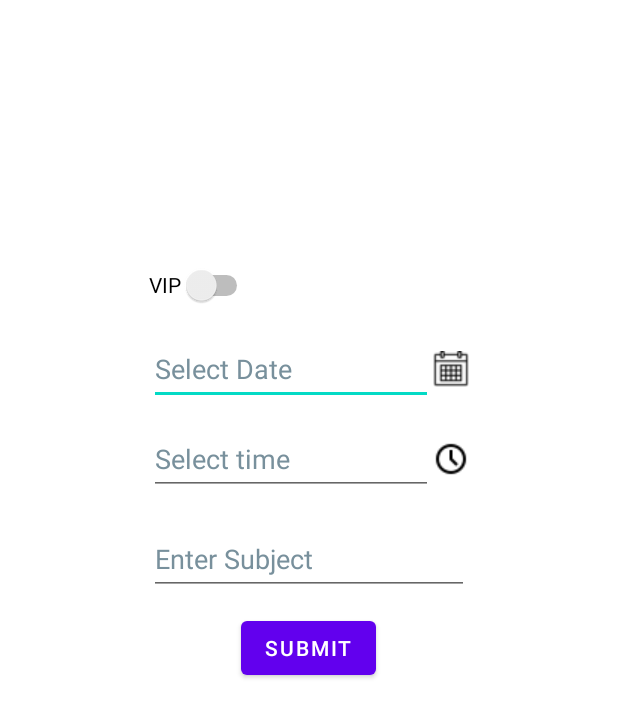
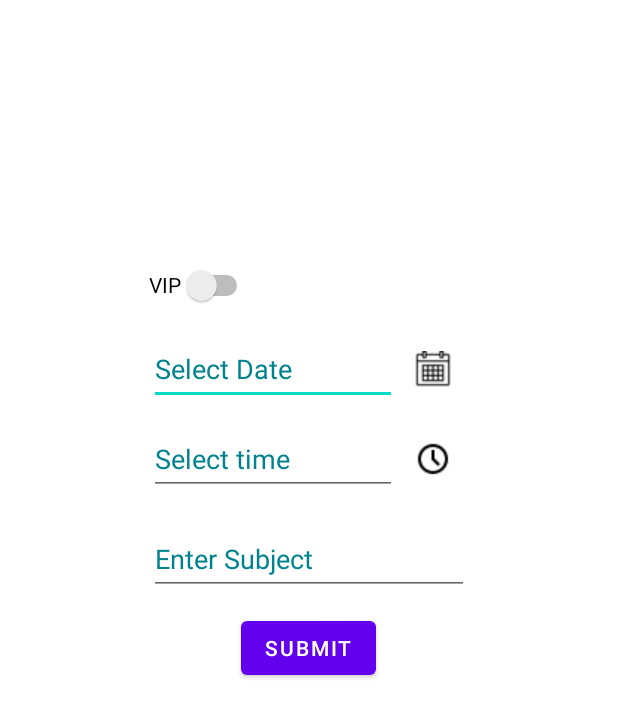
Before and after one commit to yshubham8419/Reminders, an Android app: the SetReminder screen opened directly, with no data from a screen before it, on a phone screen of 412 x 824 dp. Shown: the top 717 px of the screen. Run offline under Robolectric (Android 15) with nearby library versions, the phone set to English and light mode, and no system bars.

Commit message:
fixed min width and colour contrast warnings

```diff
--- a/app/src/main/res/layout/set_reminder.xml
+++ b/app/src/main/res/layout/set_reminder.xml
@@ -26,7 +26,7 @@
         android:hint="@string/datehint"
         android:inputType="textPersonName"
         android:minHeight="48dp"
-        android:textColorHint="#78909C"
+        android:textColorHint="#00838F"
         app:layout_constraintBottom_toBottomOf="parent"
         app:layout_constraintEnd_toStartOf="@+id/date_button"
         app:layout_constraintStart_toStartOf="@+id/timepick"
@@ -42,7 +42,7 @@
         android:hint="@string/timehint"
         android:inputType="textPersonName"
         android:minHeight="48dp"
-        android:textColorHint="#78909C"
+        android:textColorHint="#00838F"
         app:layout_constraintBottom_toBottomOf="parent"
         app:layout_constraintEnd_toStartOf="@+id/time_button"
         app:layout_constraintStart_toStartOf="@+id/subject"
@@ -58,7 +58,7 @@
         android:hint="@string/subjecthint"
         android:inputType="textPersonName"
         android:minHeight="48dp"
-        android:textColorHint="#78909C"
+        android:textColorHint="#00838F"
         app:layout_constraintBottom_toBottomOf="parent"
         app:layout_constraintEnd_toEndOf="parent"
         app:layout_constraintStart_toStartOf="parent"
@@ -82,6 +82,7 @@
         android:layout_height="0dp"
         android:background="#00FAF7F7"
         android:contentDescription="@string/calendar"
+        android:minWidth="48dp"
         app:layout_constraintBottom_toBottomOf="@+id/datepick"
         app:layout_constraintEnd_toEndOf="@+id/time_button"
         app:layout_constraintStart_toEndOf="@+id/timepick"
@@ -95,6 +96,7 @@
         android:layout_height="0dp"
         android:background="#00FAF7F7"
         android:contentDescription="@string/clock"
+        android:minWidth="48dp"
         app:layout_constraintBottom_toBottomOf="@+id/timepick"
         app:layout_constraintEnd_toEndOf="@+id/subject"
         app:layout_constraintTop_toTopOf="@+id/timepick"
```
